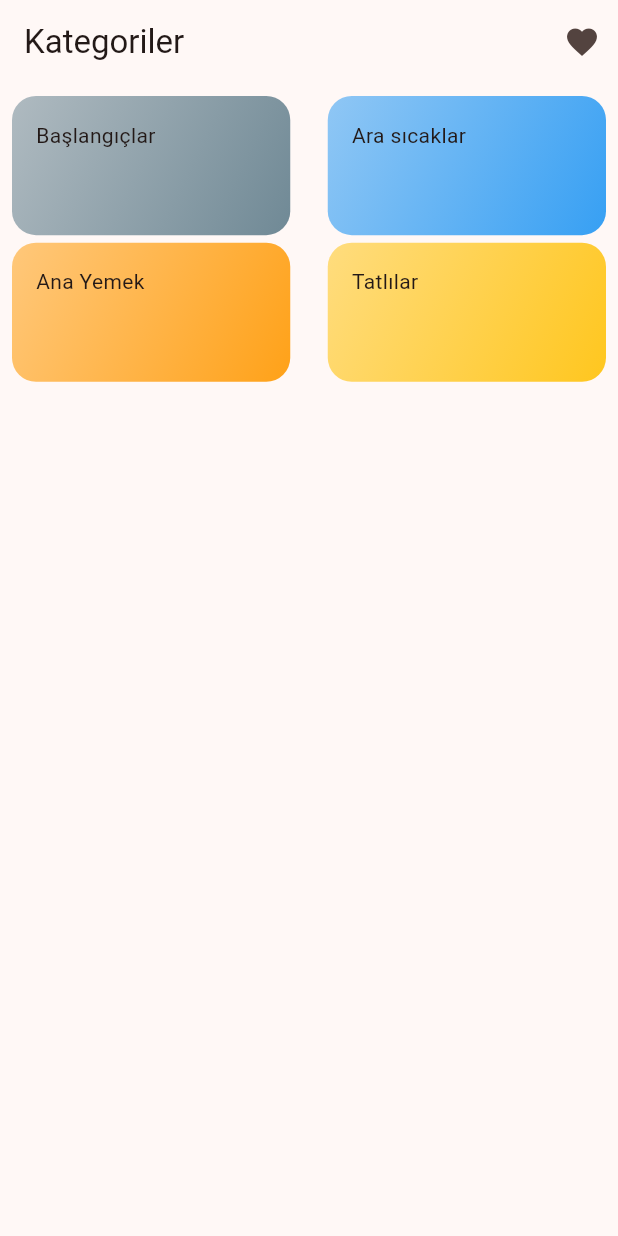
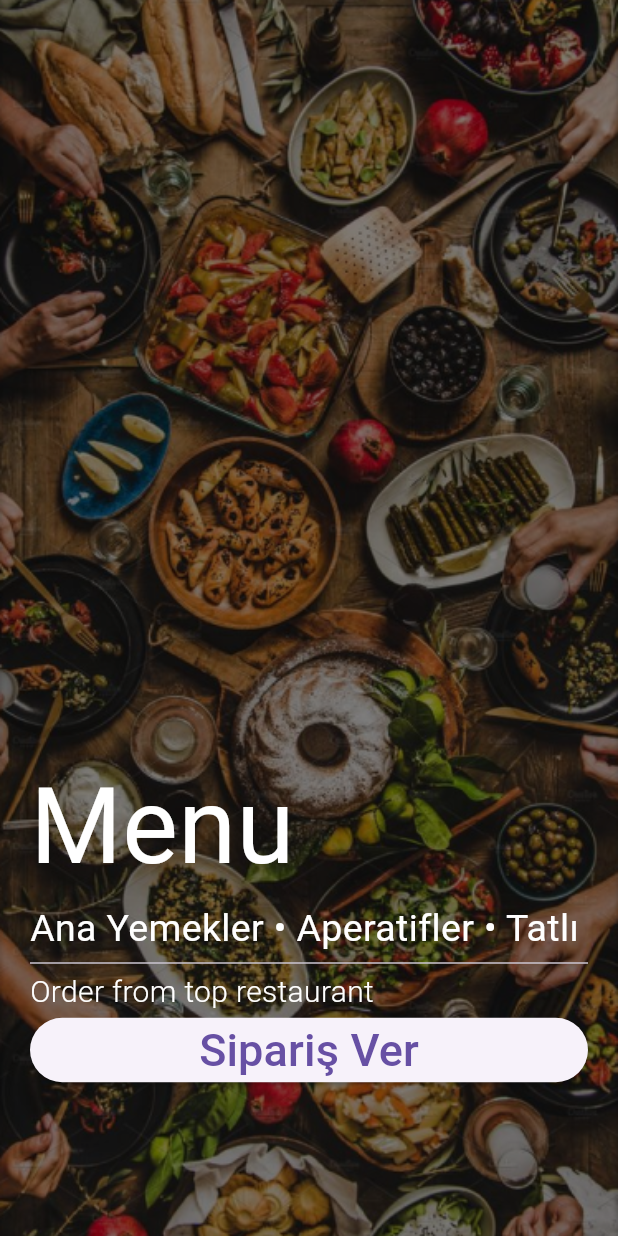
Before and after one commit to emrahyasinisik/odev, a Flutter app: the screen it shows after launch, on a phone screen of 412 x 824 dp. Run offline on Flutter 3.47's test engine with Material 3 defaults, Android fonts, the phone set to English and light mode, and no system bars; our stand-ins replace transparent_image.

Commit message:
update_splash_Screen

```diff
--- a/odev4-mealsapp/lib/main.dart
+++ b/odev4-mealsapp/lib/main.dart
@@ -1,11 +1,11 @@
 import 'package:flutter/material.dart';
-import 'package:odev4/screens/categories.dart';
+import 'package:odev4/screens/splash_screen.dart';
 
 final theme = ThemeData(
-    useMaterial3: true,
-    colorScheme:
-        ColorScheme.fromSeed(seedColor: const Color.fromARGB(92, 151, 49, 9)));
+  useMaterial3: true,
+);
 
 void main() {
-  runApp(MaterialApp(theme: theme, home: const Categories()));
+  runApp(const MaterialApp(
+      debugShowCheckedModeBanner: false, home: SplashScreen()));
 }
--- /dev/null
+++ b/odev4-mealsapp/lib/screens/splash_screen.dart
@@ -0,0 +1,82 @@
+import 'package:flutter/material.dart';
+import 'package:odev4/screens/categories.dart';
+
+class SplashScreen extends StatefulWidget {
+  const SplashScreen({super.key});
+
+  @override
+  State<SplashScreen> createState() => _SplashScreenState();
+}
+
+class _SplashScreenState extends State<SplashScreen> {
+  @override
+  Widget build(BuildContext context) {
+    return Scaffold(
+      body: Stack(
+        children: [
+          // Arka plan resmi
+          Container(
+            decoration: const BoxDecoration(
+              image: DecorationImage(
+                image: AssetImage(
+                    'assets/img/splash_img.png'), // Arka plan resminin yolu
+                fit: BoxFit.cover,
+              ),
+            ),
+          ),
+          // Metinler ve buton
+          Padding(
+            padding: const EdgeInsets.symmetric(horizontal: 20.0),
+            child: Column(
+              mainAxisAlignment: MainAxisAlignment.end,
+              crossAxisAlignment: CrossAxisAlignment.start,
+              children: [
+                const Text(
+                  'Menu',
+                  style: TextStyle(
+                    fontSize: 70,
+                    color: Colors.white,
+                  ),
+                ),
+                const Text(
+                  'Ana Yemekler • Aperatifler • Tatlı',
+                  style: TextStyle(
+                    fontSize: 25,
+                    color: Colors.white,
+                  ),
+                ),
+                const Divider(
+                  height: 10,
+                ),
+                const Text(
+                  "Order from top restaurant",
+                  style: TextStyle(
+                      fontSize: 20,
+                      fontWeight: FontWeight.w300,
+                      color: Colors.white),
+                ),
+                SizedBox(
+                  width: double.infinity,
+                  child: ElevatedButton(
+                    onPressed: () {
+                      Navigator.of(context).push(
+                        MaterialPageRoute(
+                          builder: (context) => const Categories(),
+                        ),
+                      );
+                    },
+                    child: const Text(
+                      'Sipariş Ver',
+                      style: TextStyle(fontSize: 30),
+                    ), // Buton metni
+                  ),
+                ),
+                const SizedBox(height: 100)
+              ],
+            ),
+          ),
+        ],
+      ),
+    );
+  }
+}
--- a/odev4-mealsapp/lib/widgets/meal_card.dart
+++ b/odev4-mealsapp/lib/widgets/meal_card.dart
@@ -1,5 +1,6 @@
 import 'package:flutter/material.dart';
 import 'package:odev4/models/meal.dart';
+import 'package:odev4/screens/meals_details.dart';
 import 'package:transparent_image/transparent_image.dart';
 
 class MealCard extends StatelessWidget {
@@ -8,7 +9,17 @@ class MealCard extends StatelessWidget {
 
   @override
   Widget build(BuildContext context) {
-    return Container(
+    return InkWell(
+      onTap: () {
+        Navigator.of(context).push(
+          MaterialPageRoute(
+            builder: (context) => MealDetails(
+              meal: meal,
+            ),
+          ),
+        );
+      },
+      child: Container(
         padding: const EdgeInsets.symmetric(vertical: 18, horizontal: 20),
         decoration: BoxDecoration(
           borderRadius: BorderRadius.circular(12.0),
@@ -31,9 +42,12 @@ class MealCard extends StatelessWidget {
             Text(
               meal.name,
               style: const TextStyle(
-                fontSize: 12, fontWeight: FontWeight.bold, color: Colors.black),
+                  fontSize: 12,
+                  fontWeight: FontWeight.bold,
+                  color: Colors.black),
             ),
           ],
+        ),
       ),
     );
   }
--- a/odev4-mealsapp/pubspec.yaml
+++ b/odev4-mealsapp/pubspec.yaml
@@ -61,9 +61,9 @@ flutter:
   uses-material-design: true
 
   # To add assets to your application, add an assets section, like this:
-  # assets:
-  #   - images/a_dot_burr.jpeg
-  #   - images/a_dot_ham.jpeg
+  assets:
+    - assets/img/
+
 
   # An image asset can refer to one or more resolution-specific "variants", see
   # https://flutter.dev/assets-and-images/#resolution-aware
```
Also changed, not shown: odev4-mealsapp/assets/img/splash_img.png (added), odev4-mealsapp/pubspec.lock. Lines whose indentation alone changed are shown as unchanged.
